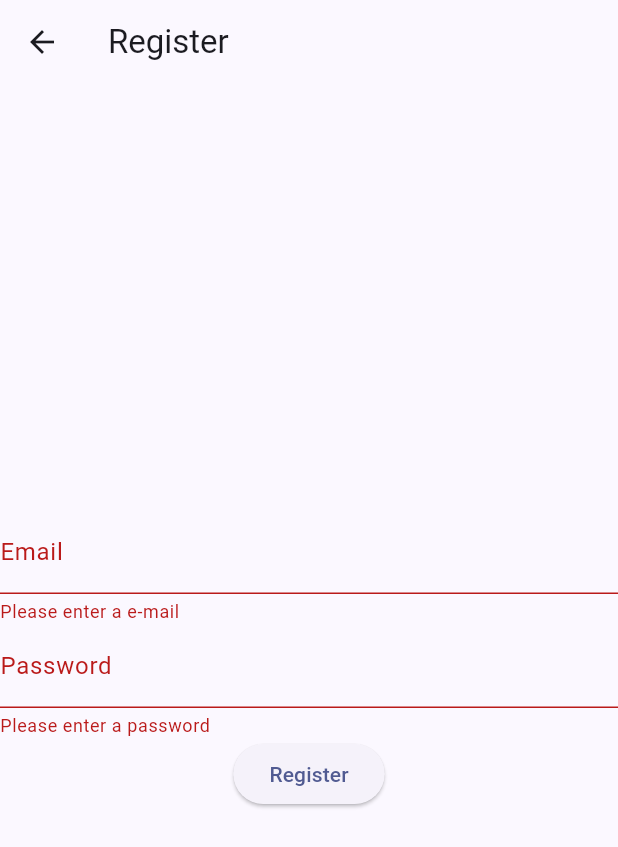
After one commit to Xelame/JustWatchLike, a Flutter app: the RegisterPage screen opened directly, after a tap on "Register", on a phone screen of 412 x 824 dp. The commit adds this screen. Shown: the top 847 px of the screen. Run offline on Flutter 3.47's test engine with Material 3 defaults, Android fonts, the phone set to English and light mode, and no system bars; our stand-ins replace firebase_core, flutter_riverpod; accounts and stored records are empty.

Commit message:
Ajout pahe register et login

```diff
--- /dev/null
+++ b/lib/Profile/register_page.dart
@@ -0,0 +1,69 @@
+import "package:flutter/material.dart";
+
+class RegisterPage extends StatefulWidget {
+  const RegisterPage({Key? key}) : super(key: key);
+
+  @override
+  _RegisterPageState createState() => _RegisterPageState();
+}
+
+class _RegisterPageState extends State<RegisterPage> {
+  final _formKey = GlobalKey<FormState>();
+  TextEditingController _usernameController = TextEditingController();
+  TextEditingController _passwordController = TextEditingController();
+
+  @override
+  Widget build(BuildContext context) {
+    return Scaffold(
+      appBar: AppBar(
+        title: const Text("Register"),
+      ),
+      body: Center(
+        child: Form(
+          key: _formKey,
+          child: Column(
+            mainAxisAlignment: MainAxisAlignment.center,
+            children: [
+              TextFormField(
+                controller: _usernameController,
+                decoration: const InputDecoration(
+                  labelText: "Email",
+                ),
+                validator: (value) {
+                  if (value == null || value.isEmpty) {
+                    return "Please enter a e-mail";
+                  }
+                  return null;
+                },
+              ),
+              TextFormField(
+                controller: _passwordController,
+                obscureText: true,
+                decoration: const InputDecoration(
+                  labelText: "Password",
+                ),
+                validator: (value) {
+                  if (value == null || value.isEmpty) {
+                    return "Please enter a password";
+                  }
+                  return null;
+                },
+              ),
+              ElevatedButton(
+                onPressed: () {
+                  if (_formKey.currentState!.validate()) {
+                    // Perform registration logic here
+                    String username = _usernameController.text;
+                    String password = _passwordController.text;
+                    // TODO: Perform registration logic with username and password
+                  }
+                },
+                child: const Text("Register"),
+              ),
+            ],
+          ),
+        ),
+      ),
+    );
+  }
+}
```
Also changed, not shown: lib/Profile/guest_page.dart (+30 -11 lines), lib/Profile/login_page.dart (added, +74 -0 lines).
